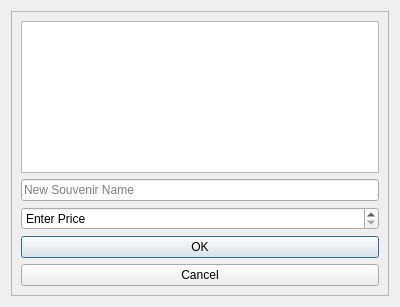
Old version of the form Baseball-Itinerary-Program/addsouvdialog.ui in the repository xavierliancw/Based-Itinerary.
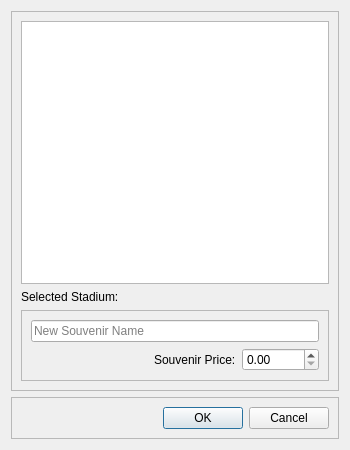
New version of the form.

Diff of the .ui file:
```diff
--- a/Baseball-Itinerary-Program/addsouvdialog.ui
+++ b/Baseball-Itinerary-Program/addsouvdialog.ui
@@ -6,10 +6,22 @@
    <rect>
     <x>0</x>
     <y>0</y>
-    <width>400</width>
-    <height>307</height>
+    <width>350</width>
+    <height>450</height>
    </rect>
   </property>
+  <property name="minimumSize">
+   <size>
+    <width>350</width>
+    <height>450</height>
+   </size>
+  </property>
+  <property name="maximumSize">
+   <size>
+    <width>350</width>
+    <height>450</height>
+   </size>
+  </property>
   <property name="windowTitle">
    <string>Add New Souvenir</string>
   </property>
@@ -46,18 +58,91 @@
        </widget>
       </item>
       <item>
-       <widget class="QLineEdit" name="souvNameLE">
-        <property name="placeholderText">
-         <string>New Souvenir Name</string>
+       <widget class="QLabel" name="stadFeedbackLbl">
+        <property name="text">
+         <string>Selected Stadium:</string>
         </property>
        </widget>
       </item>
       <item>
-       <widget class="QDoubleSpinBox" name="souvPriceDB">
-        <property name="specialValueText">
-         <string>Enter Price</string>
+       <widget class="QFrame" name="frame_3">
+        <property name="frameShape">
+         <enum>QFrame::StyledPanel</enum>
         </property>
+        <property name="frameShadow">
+         <enum>QFrame::Raised</enum>
+        </property>
+        <layout class="QGridLayout" name="gridLayout">
+         <item row="1" column="1">
+          <widget class="QLabel" name="label">
+           <property name="text">
+            <string>Souvenir Price:</string>
+           </property>
+          </widget>
+         </item>
+         <item row="1" column="0">
+          <spacer name="horizontalSpacer_2">
+           <property name="orientation">
+            <enum>Qt::Horizontal</enum>
+           </property>
+           <property name="sizeHint" stdset="0">
+            <size>
+             <width>134</width>
+             <height>20</height>
+            </size>
+           </property>
+          </spacer>
+         </item>
+         <item row="1" column="2">
+          <widget class="QDoubleSpinBox" name="souvPriceDB">
+           <property name="buttonSymbols">
+            <enum>QAbstractSpinBox::UpDownArrows</enum>
+           </property>
+           <property name="specialValueText">
+            <string/>
+           </property>
+           <property name="maximum">
+            <double>99999.990000000005239</double>
+           </property>
+           <property name="singleStep">
+            <double>0.250000000000000</double>
+           </property>
+          </widget>
+         </item>
+         <item row="0" column="0" colspan="3">
+          <widget class="QLineEdit" name="souvNameLE">
+           <property name="placeholderText">
+            <string>New Souvenir Name</string>
+           </property>
+          </widget>
+         </item>
+        </layout>
        </widget>
+      </item>
+     </layout>
+    </widget>
+   </item>
+   <item>
+    <widget class="QFrame" name="frame_2">
+     <property name="frameShape">
+      <enum>QFrame::StyledPanel</enum>
+     </property>
+     <property name="frameShadow">
+      <enum>QFrame::Raised</enum>
+     </property>
+     <layout class="QHBoxLayout" name="horizontalLayout">
+      <item>
+       <spacer name="horizontalSpacer">
+        <property name="orientation">
+         <enum>Qt::Horizontal</enum>
+        </property>
+        <property name="sizeHint" stdset="0">
+         <size>
+          <width>147</width>
+          <height>20</height>
+         </size>
+        </property>
+       </spacer>
       </item>
       <item>
        <widget class="QPushButton" name="okBtn">
```
